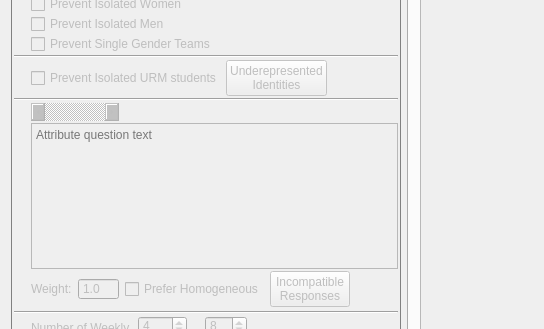
Before: the Qt Designer form gruepr.ui in gruepr/gruepr, drawn with Qt 5; both pictures show x 0 to 544 and y 205 to 534 of the 972 by 738 pixel window.
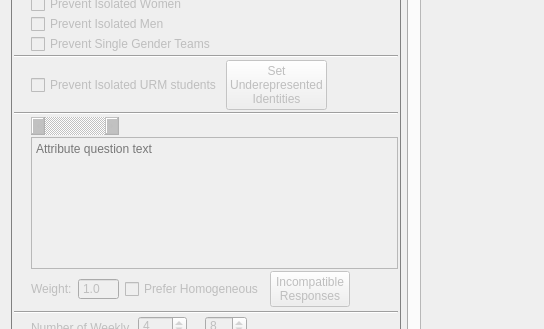
After: the same form once the commit is applied. Icons and pictures are not drawn.

Diff of the .ui file:
```diff
--- a/gruepr.ui
+++ b/gruepr.ui
@@ -1861,7 +1861,8 @@
               <string>&lt;html&gt;Select which racial/ethnic/cultural identites should be considered underrepresented.&lt;/html&gt;</string>
              </property>
              <property name="text">
-              <string>Underepresented
+              <string>Set
+Underepresented
 Identities</string>
              </property>
             </widget>
@@ -2027,7 +2028,7 @@
 &lt;html&gt;&lt;head&gt;&lt;meta name=&quot;qrichtext&quot; content=&quot;1&quot; /&gt;&lt;style type=&quot;text/css&quot;&gt;
 p, li { white-space: pre-wrap; }
 &lt;/style&gt;&lt;/head&gt;&lt;body style=&quot; font-family:'MS Shell Dlg 2'; font-size:8.25pt; font-weight:400; font-style:normal;&quot;&gt;
-&lt;p style=&quot;-qt-paragraph-type:empty; margin-top:0px; margin-bottom:0px; margin-left:0px; margin-right:0px; -qt-block-indent:0; text-indent:0px; font-family:'MS Shell Dlg 2';&quot;&gt;&lt;br /&gt;&lt;/p&gt;&lt;/body&gt;&lt;/html&gt;</string>
+&lt;p style=&quot;-qt-paragraph-type:empty; margin-top:0px; margin-bottom:0px; margin-left:0px; margin-right:0px; -qt-block-indent:0; text-indent:0px;&quot;&gt;&lt;br /&gt;&lt;/p&gt;&lt;/body&gt;&lt;/html&gt;</string>
              </property>
              <property name="placeholderText">
               <string>Attribute question text</string>
```
Left out of the diff: 12 changed lines with no effect on the pictures.
